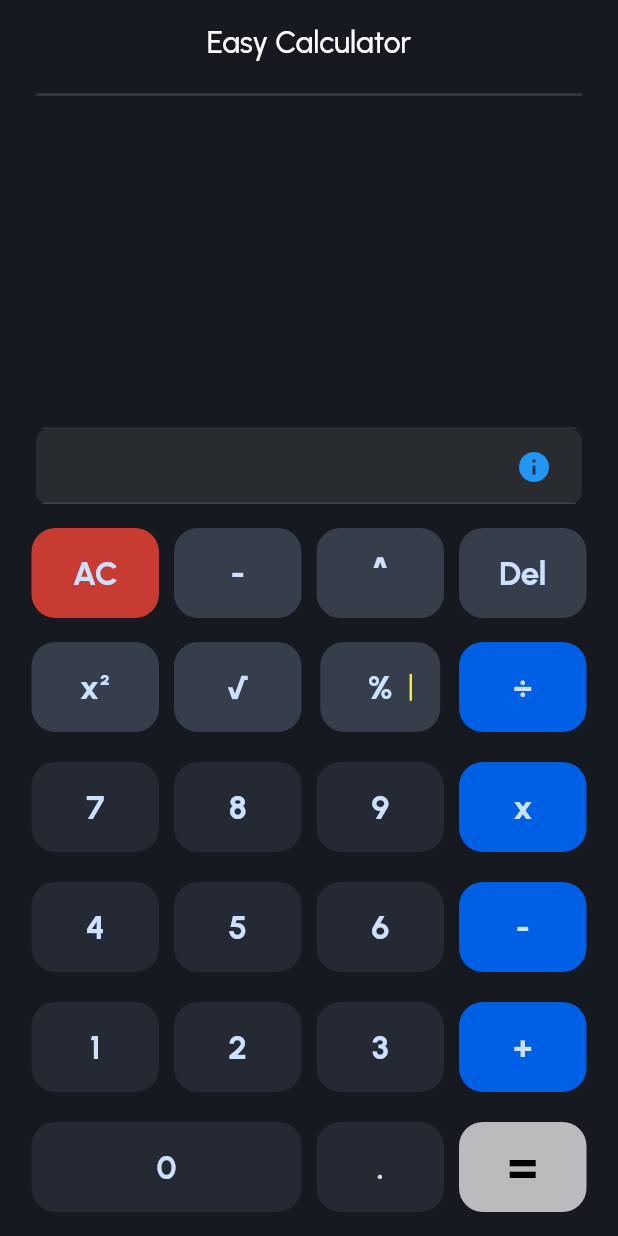
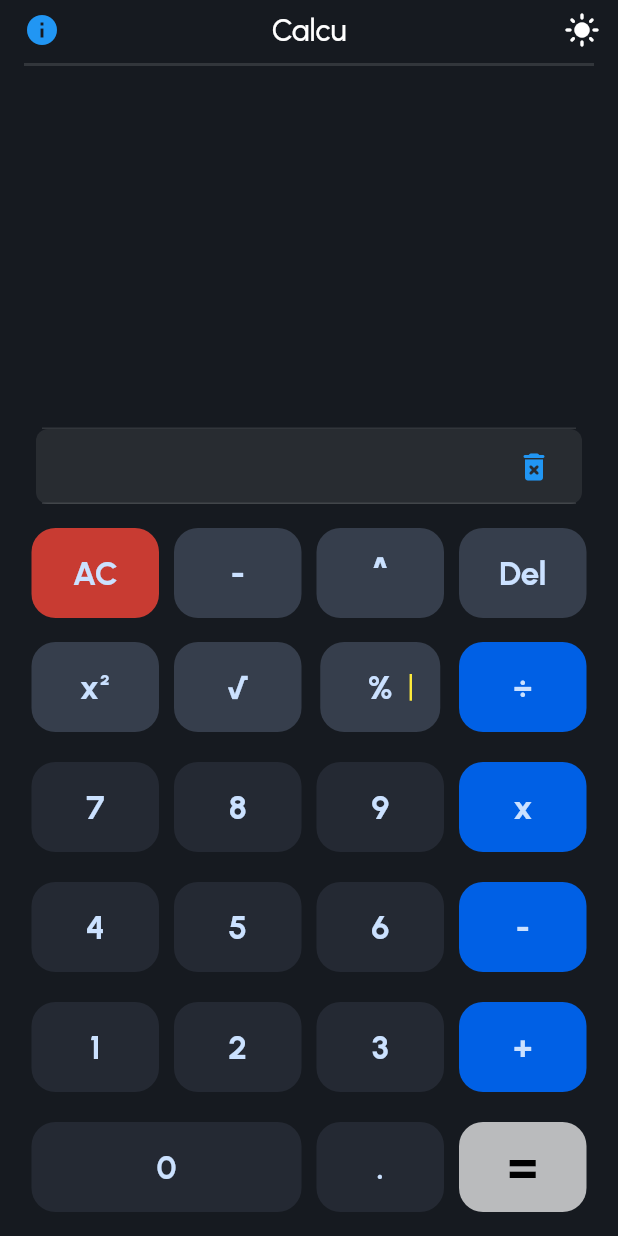
Before and after one commit to zamansheikh/Calcu, a Flutter app: the screen it shows after launch, on a phone screen of 412 x 824 dp. Run offline on Flutter 3.47's test engine with Material 2 defaults, Android fonts, the phone set to English and light mode, and no system bars; our stand-ins replace fluttertoast; project files that could hold a hidden picture were left out.

Commit message:
UI  Chanage, Dark Mode

```diff
--- a/lib/components/tool_bar.dart
+++ b/lib/components/tool_bar.dart
@@ -1,25 +1,49 @@
+import 'package:calcu/config/app_strings.dart';
 import 'package:flutter/material.dart';
-
 import '../styles/app_colors.dart';
 
-class ToolBar extends StatelessWidget implements PreferredSizeWidget {
+class ToolBar extends StatefulWidget implements PreferredSizeWidget {
   final String appBarName;
   final List<Widget>? actions;
   const ToolBar({super.key, required this.appBarName, this.actions});
 
   @override
+  State<ToolBar> createState() => _ToolBarState();
+
+  @override
+  Size get preferredSize => const Size.fromHeight(40);
+}
+
+class _ToolBarState extends State<ToolBar> {
+  @override
   Widget build(BuildContext context) {
     return AppBar(
-      backgroundColor: AppColors.calcuBackground,
-      elevation: 0,
-      centerTitle: true,
-      title: Text(
-        appBarName,
-      ),
-      actions: actions,
+        backgroundColor: AppColors.calcuBackground,
+        elevation: 0,
+        centerTitle: true,
+        leading:
+            TextButton(onPressed: _showDialog, child: const Icon(Icons.info)),
+        //leadingWidth: 70,
+
+        title: Text(
+          widget.appBarName,
+        ),
+        actions: [
+          IconButton(
+              onPressed: () {}, icon: const Icon(Icons.light_mode_rounded))
+        ]);
+  }
+
+  void _showDialog() {
+    showDialog(
+      context: context,
+      builder: (context) {
+        return const AlertDialog(
+          backgroundColor: AppColors.calcuBackground,
+          title: Text("About App"),
+          content: Text(AppStrings.infoText),
+        );
+      },
     );
   }
-
-  @override
-  Size get preferredSize => const Size.fromHeight(60);
 }
--- a/lib/config/app_strings.dart
+++ b/lib/config/app_strings.dart
@@ -1,4 +1,15 @@
 class AppStrings {
   static const fontFamily = 'Urbanist';
-  static const calcu = 'Easy Calculator';
+  static const calcu = 'Calcu';
+  static const infoText ="""This calculator offers more than just simplicity—it brings innovation to your fingertips.
+Unlock unique features by utilizing long-press gestures on specific buttons: hold down the '=' button for a precise 3-decimal result.
+Do the same on the '%' button to reveal a remainder.
+The result display window becomes a powerful tool when long-press on results , it save your result in a colorfull button.
+Access your saved results with a tap, or remove them by long-pressing the button.
+Remove all save result by long-pressing 'i' button. Thank you for choosing my app!
+
+Developer: Zaman Sheikh
+Github: https://github.com/zamansheikh
+Version: 2.9""";
+
 }
--- /dev/null
+++ b/lib/config/app_variable.dart
@@ -0,0 +1,11 @@
+import 'package:flutter/material.dart';
+
+ double value = 0;
+ var previousValue = '';
+ var currentValue = '';
+ var operator = '';
+ double? result;
+ var str = '';
+ bool equalIsClicked = false;
+ List<double> remValue = [];
+ final ScrollController scrollController = ScrollController();
```
Also changed, not shown: lib/pages/calcu_page.dart (+77 -61 lines).
